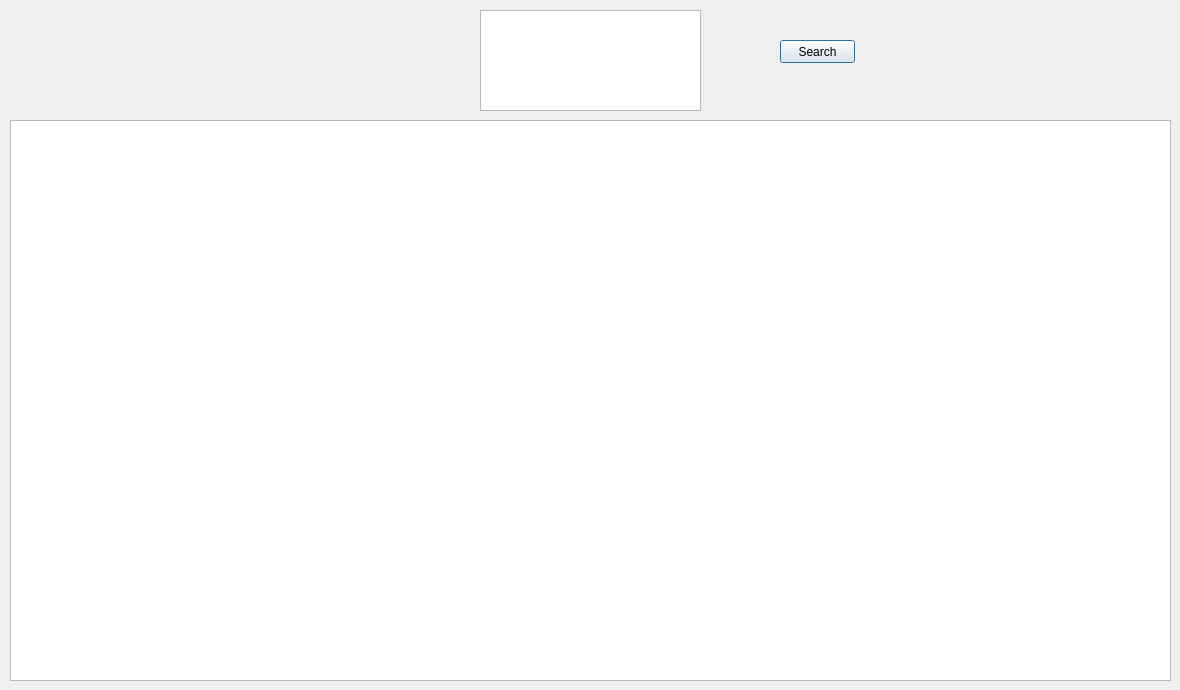
This is QT Projects/frmreport.ui in Annovae/PKMDS-G5 as Qt 5 draws it before an edit. The edited form follows.
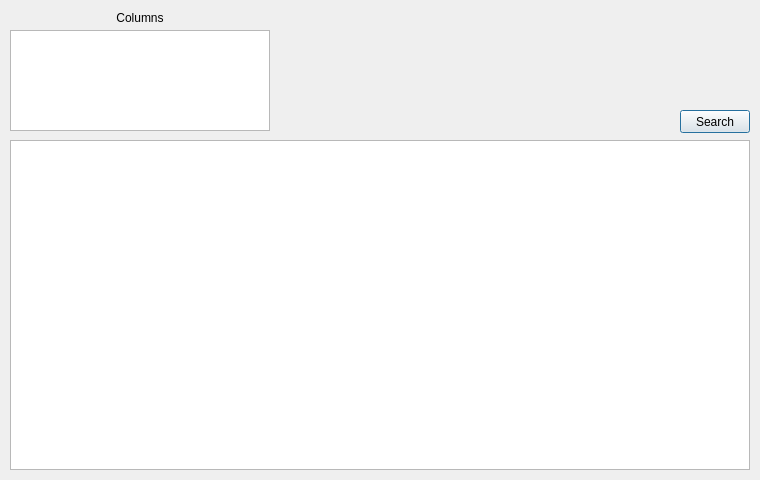
This is the edited form.

The edit to the form file:
```diff
--- a/QT Projects/frmreport.ui
+++ b/QT Projects/frmreport.ui
@@ -6,16 +6,10 @@
    <rect>
     <x>0</x>
     <y>0</y>
-    <width>1180</width>
-    <height>690</height>
+    <width>760</width>
+    <height>480</height>
    </rect>
   </property>
-  <property name="minimumSize">
-   <size>
-    <width>1122</width>
-    <height>670</height>
-   </size>
-  </property>
   <property name="windowTitle">
    <string>Dialog</string>
   </property>
@@ -23,9 +17,9 @@
    <property name="geometry">
     <rect>
      <x>10</x>
-     <y>120</y>
-     <width>1161</width>
-     <height>561</height>
+     <y>140</y>
+     <width>740</width>
+     <height>330</height>
     </rect>
    </property>
    <property name="editTriggers">
@@ -38,9 +32,9 @@
   <widget class="QListWidget" name="lstColumns">
    <property name="geometry">
     <rect>
-     <x>480</x>
-     <y>10</y>
-     <width>221</width>
+     <x>10</x>
+     <y>30</y>
+     <width>260</width>
      <height>101</height>
     </rect>
    </property>
@@ -54,9 +48,9 @@
   <widget class="QPushButton" name="btnSearch">
    <property name="geometry">
     <rect>
-     <x>780</x>
-     <y>40</y>
-     <width>75</width>
+     <x>680</x>
+     <y>110</y>
+     <width>70</width>
      <height>23</height>
     </rect>
    </property>
@@ -64,6 +58,22 @@
     <string>Search</string>
    </property>
   </widget>
+  <widget class="QLabel" name="lblColumns">
+   <property name="geometry">
+    <rect>
+     <x>10</x>
+     <y>10</y>
+     <width>260</width>
+     <height>16</height>
+    </rect>
+   </property>
+   <property name="text">
+    <string>Columns</string>
+   </property>
+   <property name="alignment">
+    <set>Qt::AlignCenter</set>
+   </property>
+  </widget>
  </widget>
  <resources/>
  <connections/>
```
Left out of the diff: 5 changed lines with no effect on the pictures.
